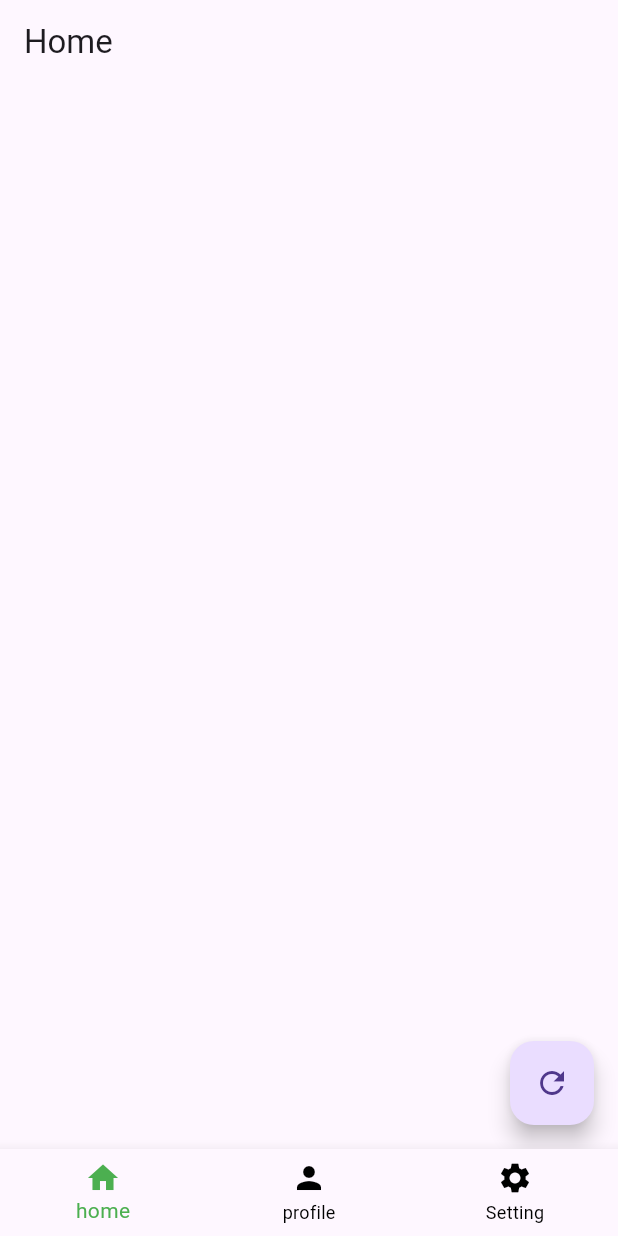
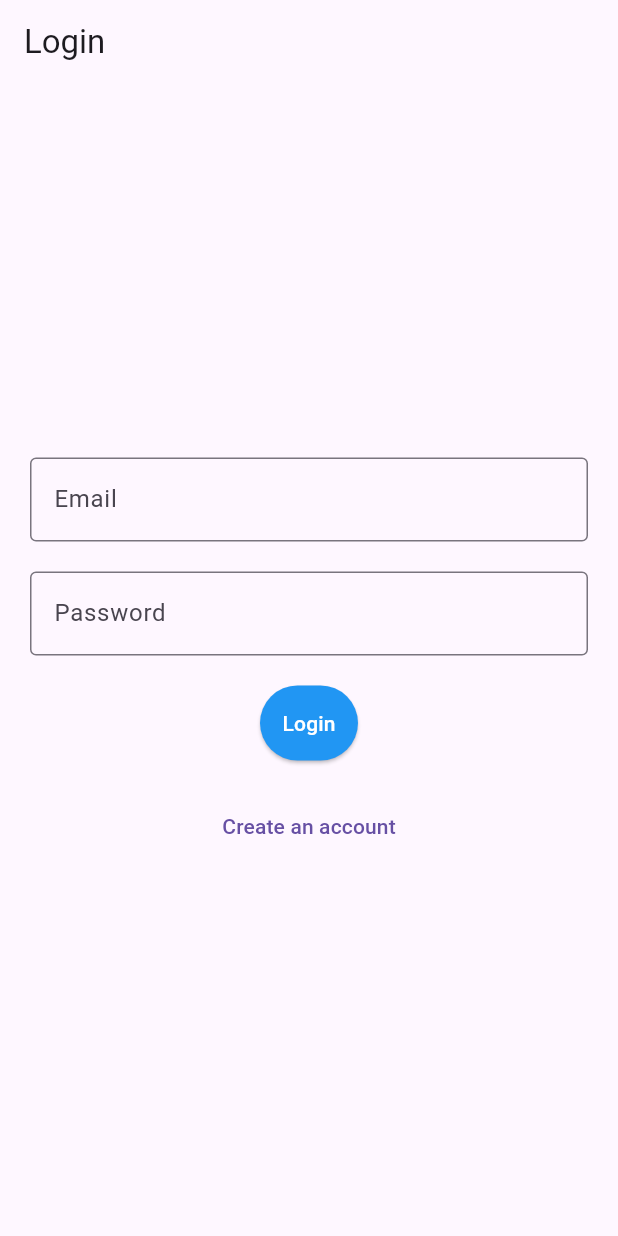
Before and after one commit to mohamedtarek231/ict_project2, a Flutter app: the screen it shows after launch, on a phone screen of 412 x 824 dp. Run offline on Flutter 3.47's test engine with Material 3 defaults, Android fonts, the phone set to English and light mode, and no system bars; our stand-ins replace firebase_auth, firebase_core; accounts and stored records are empty.

Commit message:
first ict project

```diff
--- /dev/null
+++ b/lib/data/data_source/login_data_source.dart
@@ -0,0 +1,32 @@
+import 'package:firebase_auth/firebase_auth.dart';
+
+class LoginDataSource {
+  static String errorMessage = '';
+  static bool isLoading = false;
+  static Future<bool> Login({
+    required String email,
+    required String password,
+  }) async {
+    try {
+      isLoading = true;
+      await Future.delayed(const Duration(seconds: 3));
+      final credential = await FirebaseAuth.instance
+          .signInWithEmailAndPassword(email: email, password: password);
+      if (credential.user != null) {
+        return true;
+      } else {
+        throw Exception('User not found');
+      }
+    } on FirebaseAuthException catch (e) {
+      isLoading = false;
+      errorMessage = e.message ?? 'An error occurred';
+      print(e);
+      return false;
+    } catch (e) {
+      isLoading = false;
+      errorMessage = e.toString();
+      print(e);
+      return false;
+    }
+  }
+}
--- a/lib/main.dart
+++ b/lib/main.dart
@@ -1,7 +1,15 @@
+import 'package:firebase_auth/firebase_auth.dart';
+import 'package:firebase_core/firebase_core.dart';
 import 'package:flutter/material.dart';
+import 'package:flutter_application_1/firebase_options.dart';
 import 'package:flutter_application_1/ui/buttom_navigation_bar.dart';
+import 'package:flutter_application_1/ui/login_screen.dart';
 
-void main() {
+void main() async {
+  WidgetsFlutterBinding.ensureInitialized();
+  await Firebase.initializeApp(
+    options: DefaultFirebaseOptions.currentPlatform,
+  );
   runApp(const MyApp());
 }
 
@@ -11,8 +19,11 @@ class MyApp extends StatelessWidget {
   // This widget is the root of your application.
   @override
   Widget build(BuildContext context) {
-    return const MaterialApp(
-      home: CustomBottomNavigationBar(),
+    return MaterialApp(
+      debugShowCheckedModeBanner: false,
+      home: FirebaseAuth.instance.currentUser != null
+          ? const CustomBottomNavigationBar()
+          : const LoginScreen(),
     );
   }
 }
--- a/lib/ui/buttom_navigation_bar.dart
+++ b/lib/ui/buttom_navigation_bar.dart
@@ -15,7 +15,7 @@ class _CustomBottomNavigationBarState extends State<CustomBottomNavigationBar> {
   List ScreenList = [
     const HomeScreen(),
     const ProfileScreen(),
-    SettingScreen(),
+    const SettingScreen(),
   ];
   int currentIndex = 0;
   @override
--- /dev/null
+++ b/lib/ui/login_screen.dart
@@ -0,0 +1,125 @@
+import 'package:flutter/material.dart';
+import 'package:flutter_application_1/data/data_source/login_data_source.dart';
+import 'package:flutter_application_1/ui/buttom_navigation_bar.dart';
+import 'package:flutter_application_1/ui/signup_screen.dart';
+
+class LoginScreen extends StatefulWidget {
+  const LoginScreen({super.key});
+
+  @override
+  State<LoginScreen> createState() => _LoginScreenState();
+}
+
+class _LoginScreenState extends State<LoginScreen> {
+  TextEditingController emailController = TextEditingController();
+
+  TextEditingController passwordController = TextEditingController();
+
+  GlobalKey<FormState> formKey = GlobalKey<FormState>();
+
+  @override
+  Widget build(BuildContext context) {
+    return Scaffold(
+      appBar: AppBar(
+        title: const Text('Login'),
+      ),
+      body: Form(
+        key: formKey,
+        child: Padding(
+          padding: const EdgeInsets.all(20.0),
+          child: Column(
+            mainAxisAlignment: MainAxisAlignment.center,
+            children: [
+              TextFormField(
+                controller: emailController,
+                decoration: const InputDecoration(
+                    labelText: 'Email', border: OutlineInputBorder()),
+                validator: (value) {
+                  if (value!.isEmpty) {
+                    return 'Email is required';
+                  }
+                  return null;
+                },
+              ),
+              const SizedBox(
+                height: 20,
+              ),
+              TextFormField(
+                controller: passwordController,
+                decoration: const InputDecoration(
+                    labelText: 'Password', border: OutlineInputBorder()),
+                validator: (value) {
+                  if (value!.length < 6) {
+                    return 'password must be at least 6 characters';
+                  }
+                  return null;
+                },
+              ),
+              const SizedBox(
+                height: 20,
+              ),
+              if (!LoginDataSource.isLoading)
+                ElevatedButton(
+                    style: ElevatedButton.styleFrom(
+                        padding: const EdgeInsets.all(15),
+                        backgroundColor: Colors.blue,
+                        disabledBackgroundColor: Colors.black26,
+                        foregroundColor: Colors.white,
+                        disabledForegroundColor: Colors.black26),
+                    onPressed: () {
+                      if (formKey.currentState!.validate()) {
+                        setState(() {});
+                        LoginDataSource.Login(
+                                email: emailController.text,
+                                password: passwordController.text)
+                            .then((v) {
+                          if (v) {
+                            Navigator.of(context).pushAndRemoveUntil(
+                              MaterialPageRoute(
+                                builder: (context) =>
+                                    const CustomBottomNavigationBar(),
+                              ),
+                              (route) => false,
+                            );
+                          } else {
+                            showDialog(
+                              context: context,
+                              builder: (context) {
+                                return AlertDialog(
+                                  title: const Text('Error'),
+                                  content: Text(LoginDataSource.errorMessage),
+                                  actions: [
+                                    TextButton(
+                                        onPressed: () {
+                                          Navigator.of(context).pop();
+                                        },
+                                        child: const Text('ok'))
+                                  ],
+                                );
+                              },
+                            );
+                          }
+                          setState(() {});
+                        });
+                      }
+                    },
+                    child: const Text('Login'))
+              else
+                const Center(child: CircularProgressIndicator()),
+              const SizedBox(
+                height: 20,
+              ),
+              TextButton(
+                  onPressed: () {
+                    Navigator.of(context).push(MaterialPageRoute(
+                      builder: (context) => const SignupScreen(),
+                    ));
+                  },
+                  child: const Text('Create an account'))
+            ],
+          ),
+        ),
+      ),
+    );
+  }
+}
--- a/pubspec.yaml
+++ b/pubspec.yaml
@@ -36,6 +36,8 @@ dependencies:
   # Use with the CupertinoIcons class for iOS style icons.
   cupertino_icons: ^1.0.8
   http: ^1.2.2
+  firebase_core: ^3.5.0
+  firebase_auth: ^5.3.0
 
 dev_dependencies:
   flutter_test:
```
Also changed, not shown: lib/data/data_source/product_data_source.dart (added, +42 -0 lines), lib/data/data_source/signup_data_source.dart (added, +32 -0 lines), lib/ui/home_screen.dart (+43 -47 lines), lib/ui/signup_screen.dart (added, +102 -0 lines), firebase.json (added), lib/firebase_options.dart (added), pubspec.lock, 6 other files.
